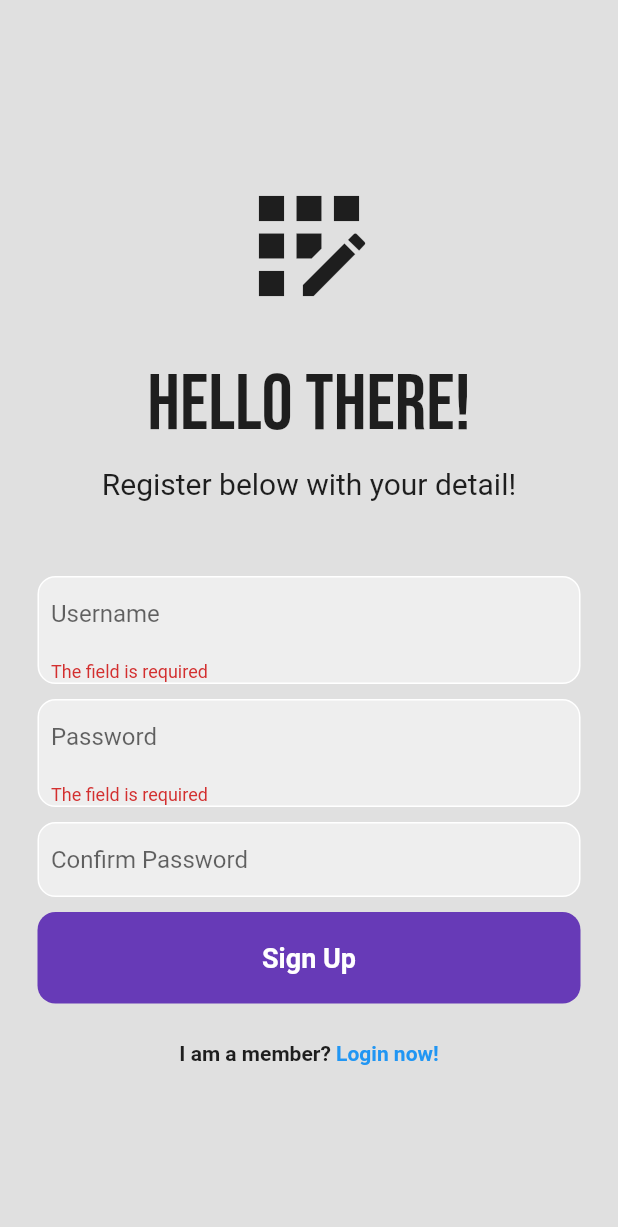
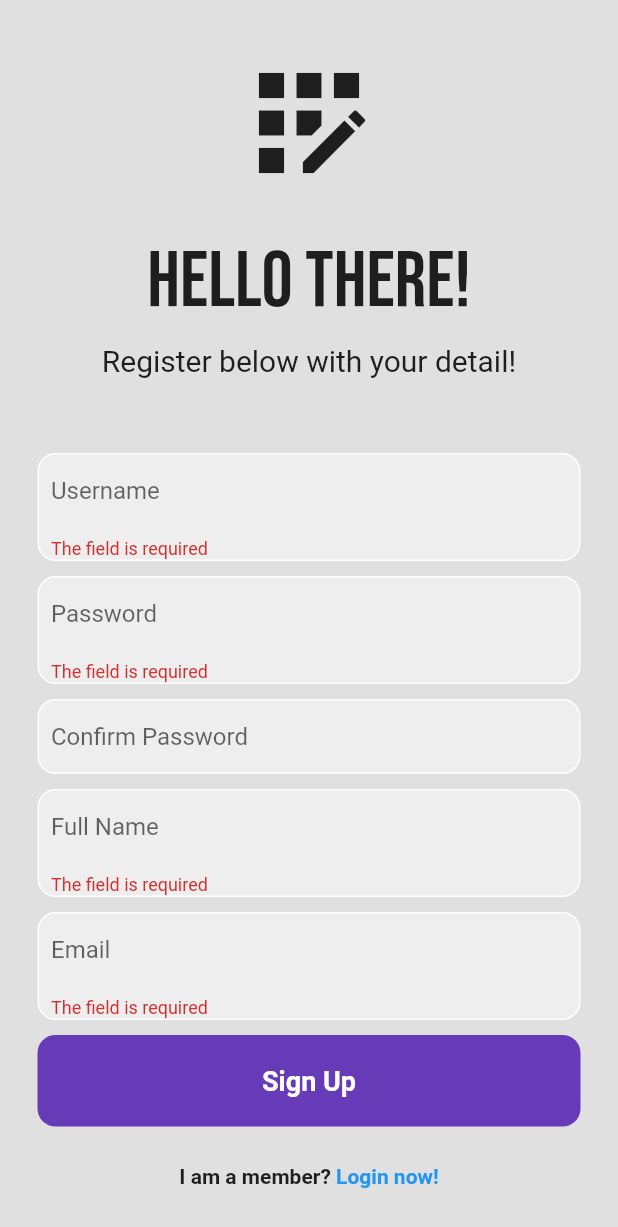
Before and after one commit to LaPhuocLoc/LoginApp, a Flutter app: the RegisterPage screen opened directly, after a tap on "Sign Up", on a phone screen of 412 x 824 dp. Shown: the top 1227 px of the screen. Run offline on Flutter 3.47's test engine with Material 2 defaults, Android fonts, the phone set to English and light mode, and no system bars; our stand-ins replace dio, form_validator, google_fonts.

Commit message:
update register feature

```diff
--- a/frontend/login_flutter/lib/views/register_page.dart
+++ b/frontend/login_flutter/lib/views/register_page.dart
@@ -19,28 +19,38 @@ class _RegisterPageState extends State<RegisterPage> {
   // validator for sign up
   GlobalKey<FormState> _formKey = GlobalKey<FormState>();
 
-  void validate() {
-    if (_formKey.currentState!.validate()) {
-      signUp();
-    }
-  }
-
   // controllers
   final passwordController = TextEditingController();
   final confirmPasswordController = TextEditingController();
   final userController = TextEditingController();
+  final emailController = TextEditingController();
+  final nameController = TextEditingController();
 
   Future<void> signUp() async {
-    // var formData = FormData.fromMap(
-    //     {'username': userController.text, 'password': passwordController.text});
-    // Response response =
-    //     await dio.post('http://10.0.2.2:8080/api/user/login', data: formData);
-    // final UserModel map = UserModel.fromJson(response.data["data"]);
-    // print(response.data["status"]);
-    // return map;
-    dynamic res =
-        await ApiClient.register(userController.text, passwordController.text);
-    print(res["data"]);
+    if (_formKey.currentState!.validate()) {
+      //show snackbar to indicate loading
+      ScaffoldMessenger.of(context).showSnackBar(SnackBar(
+        content: const Text('Processing Data'),
+        backgroundColor: Colors.green.shade300,
+      ));
+      // post user data to be sent and get response from ApiClient
+      dynamic res = await ApiClient.register(userController.text,
+          passwordController.text, nameController.text, emailController.text);
+      ScaffoldMessenger.of(context).hideCurrentSnackBar();
+      //checks if there is no error in the response body.
+      //if error is not present, navigate the users to Login Screen.
+      if (res['status'] == 'ok') {
+        ScaffoldMessenger.of(context).showSnackBar(SnackBar(
+            content: Text("Register Successful!"),
+            backgroundColor: Colors.green.shade300));
+      } else {
+        //if error is present, display a snackbar showing the error messsage
+        ScaffoldMessenger.of(context).showSnackBar(SnackBar(
+          content: Text('Error: ${res['message']}'),
+          backgroundColor: Colors.red.shade300,
+        ));
+      }
+    }
   }
 
   @override
@@ -139,11 +149,54 @@ class _RegisterPageState extends State<RegisterPage> {
                       ),
                     ),
                   ),
+                  SizedBox(height: 10),
+
+                  // Full Name
+                  Container(
+                    decoration: BoxDecoration(
+                      color: Colors.grey[200],
+                      border: Border.all(color: Colors.white),
+                      borderRadius: BorderRadius.circular(12),
+                    ),
+                    margin: EdgeInsets.symmetric(horizontal: 25.0),
+                    child: TextFormField(
+                      controller: nameController,
+                      validator: ValidationBuilder()
+                          .minLength(6, "Name should contain at least 6 letter")
+                          .build(),
+                      decoration: InputDecoration(
+                        border: InputBorder.none,
+                        hintText: 'Full Name',
+                        contentPadding: EdgeInsets.all(8),
+                      ),
+                    ),
+                  ),
+                  SizedBox(height: 10),
+
+                  // Email Address
+                  Container(
+                    decoration: BoxDecoration(
+                      color: Colors.grey[200],
+                      border: Border.all(color: Colors.white),
+                      borderRadius: BorderRadius.circular(12),
+                    ),
+                    margin: EdgeInsets.symmetric(horizontal: 25.0),
+                    child: TextFormField(
+                      controller: emailController,
+                      validator:
+                          ValidationBuilder().email().maxLength(50).build(),
+                      decoration: InputDecoration(
+                        border: InputBorder.none,
+                        hintText: 'Email',
+                        contentPadding: EdgeInsets.all(8),
+                      ),
+                    ),
+                  ),
 
                   //Sign Up button
                   SizedBox(height: 10),
                   GestureDetector(
-                    onTap: validate,
+                    onTap: signUp,
                     child: Container(
                       margin: EdgeInsets.symmetric(horizontal: 25.0),
                       padding: EdgeInsets.all(20),
```
Also changed, not shown: frontend/login_flutter/lib/services/dio_client.dart (+12 -7 lines).
